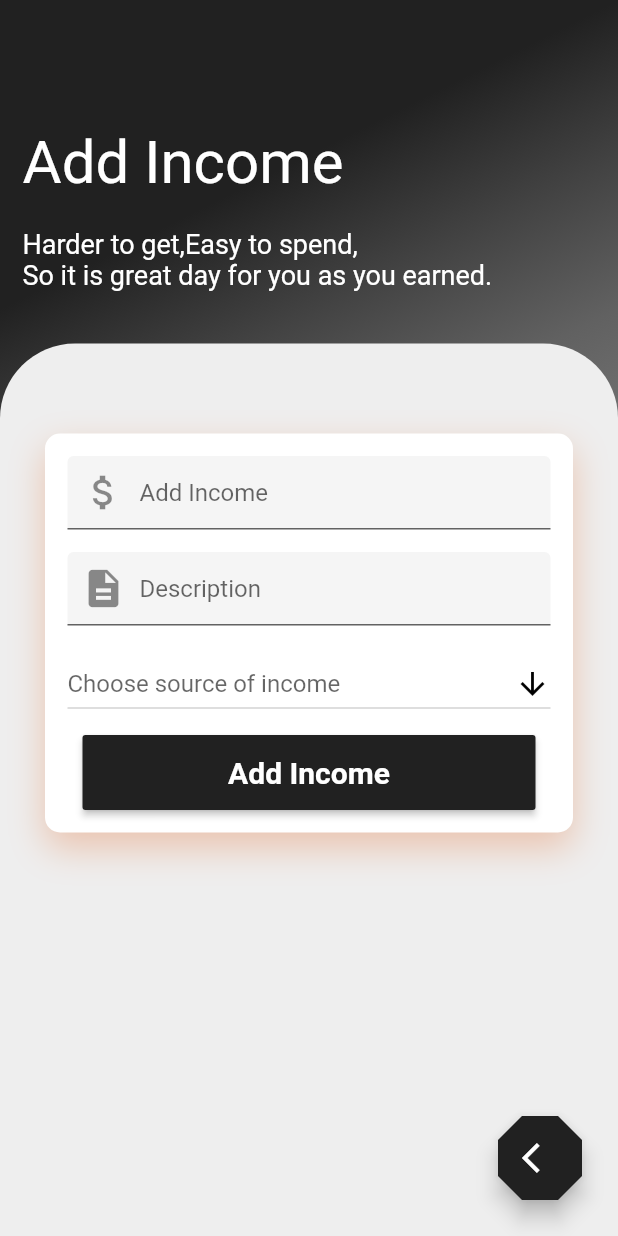
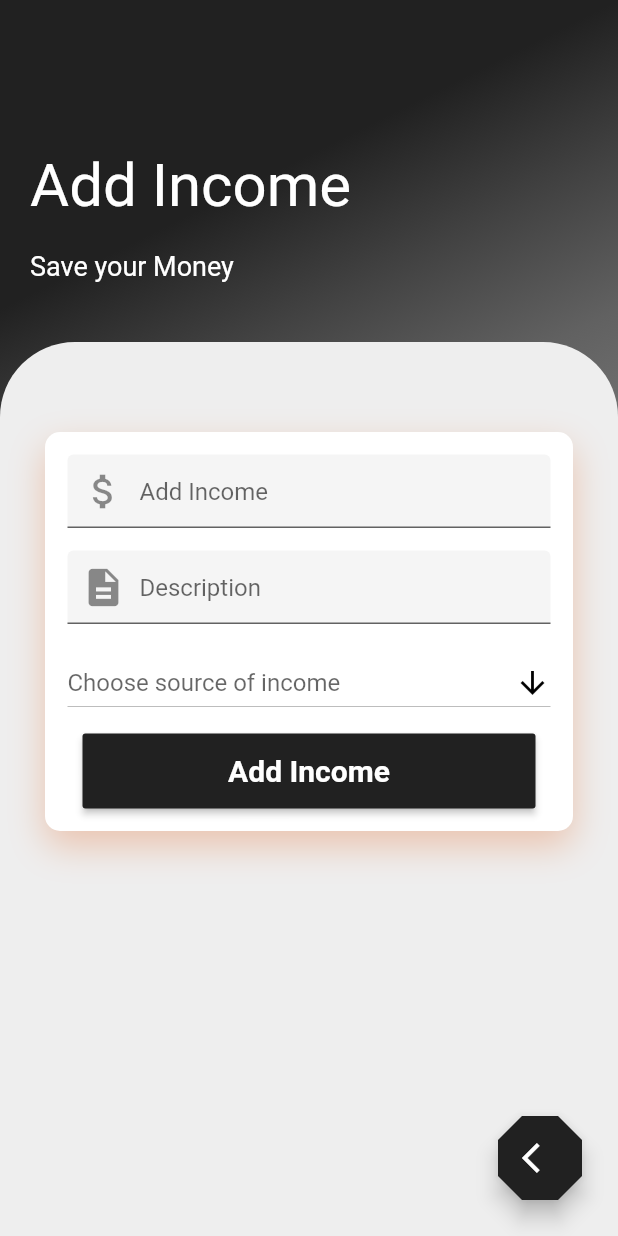
Before and after one commit to Pinak0910/wallnut_money_manager, a Flutter app: the AddIncome screen opened directly, on a phone screen of 412 x 824 dp. Run offline on Flutter 3.47's test engine with Material 2 defaults, Android fonts, the phone set to English and light mode, and no system bars; our stand-ins replace firebase_auth, flutter_spinkit; accounts and stored records are empty.

Commit message:
addIncome.dart

```diff
--- a/lib/adds/addIncome.dart
+++ b/lib/adds/addIncome.dart
@@ -1,4 +1,5 @@
 import 'package:flutter/material.dart';
+import 'package:wallnut_money_manager/services/database.dart';
 
 class AddIncome extends StatefulWidget {
   @override
@@ -6,7 +7,10 @@ class AddIncome extends StatefulWidget {
 }
 
 class _AddIncomeState extends State<AddIncome> {
-  String _category;
+  TextEditingController _incomecontroller, _descontroller;
+  final DatabaseService db = DatabaseService();
+  String _category, description, type = 'Income';
+  double income;
   List<String> _categoryvalues = [
     'Allowance',
     'Stipend',
@@ -14,6 +18,13 @@ class _AddIncomeState extends State<AddIncome> {
     'Bonus',
     'Others'
   ];
+
+  @override
+  void initState() {
+    super.initState();
+    _incomecontroller = new TextEditingController();
+    _descontroller = new TextEditingController();
+  }
 
   @override
   Widget build(BuildContext context) {
@@ -36,10 +47,10 @@ class _AddIncomeState extends State<AddIncome> {
                         crossAxisAlignment: CrossAxisAlignment.start,
                         children: <Widget>[
                           SizedBox(
-                            height: 70.0,
+                            height: 80.0,
                           ),
                           Padding(
-                            padding: EdgeInsets.all(15),
+                            padding: EdgeInsets.all(20),
                             child: Column(
                               crossAxisAlignment: CrossAxisAlignment.start,
                               children: <Widget>[
@@ -54,7 +65,7 @@ class _AddIncomeState extends State<AddIncome> {
                                 Row(
                                   children: <Widget>[
                                     Text(
-                                      "Harder to get,Easy to spend,\nSo it is great day for you as you earned.",
+                                      "Save your Money",
                                       style: TextStyle(
                                           color: Colors.white, fontSize: 18),
                                     ),
@@ -100,6 +111,8 @@ class _AddIncomeState extends State<AddIncome> {
                                                       CrossAxisAlignment.start,
                                                   children: <Widget>[
                                                     TextFormField(
+                                                      controller:
+                                                          _incomecontroller,
                                                       keyboardType:
                                                           TextInputType.number,
                                                       decoration:
@@ -118,6 +131,8 @@ class _AddIncomeState extends State<AddIncome> {
                                                     ),
                                                     SizedBox(height: 15),
                                                     TextFormField(
+                                                      controller:
+                                                          _descontroller,
                                                       decoration:
                                                           InputDecoration(
                                                         hintText: 'Description',
@@ -186,9 +201,9 @@ class _AddIncomeState extends State<AddIncome> {
                                                                       .w600,
                                                             )),
                                                         onPressed: () {
+                                                          saveData();
                                                           Navigator.pop(
                                                               context);
-                                                          //save here
                                                         },
                                                         color: Colors.grey[900],
                                                       ),
@@ -221,4 +236,17 @@ class _AddIncomeState extends State<AddIncome> {
           ),
         ));
   }
+
+  void saveData() {
+    income = double.parse(_incomecontroller.text);
+    if (_descontroller.text == "") {
+      description = "No Description added";
+    } else {
+      description = _descontroller.text;
+    }
+    if (_category == null) {
+      _category = "No category selected";
+    }
+    db.updateTransactionuser(type, income, description, _category);
+  }
 }
```
